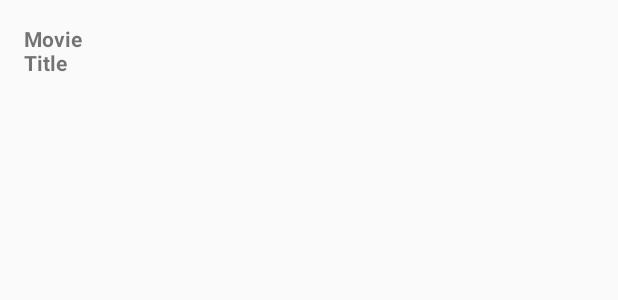
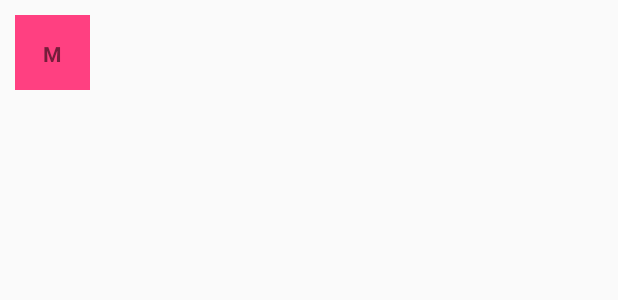
Before and after one commit to fernandoapeguero/MovieAlley, an Android app: the layout movie_item_list.xml on its own in the app's theme, with its tools: preview values and no code run, on a phone screen of 412 x 824 dp. Shown: the top 300 px of the screen. Run offline under Robolectric (Android 15) with nearby library versions, the phone set to English and light mode, and no system bars.

```diff
--- a/app/src/main/java/com/example/nico/moviealley/MainActivity.java
+++ b/app/src/main/java/com/example/nico/moviealley/MainActivity.java
@@ -26,14 +26,13 @@ public class MainActivity extends AppCompatActivity {
     protected void onCreate(Bundle savedInstanceState) {
         super.onCreate(savedInstanceState);
         setContentView(R.layout.activity_main);
-
+        String[] data = {"1", "2", "3", "4", "5", "6", "7", "8", "9", "10", "11", "12", "13", "14", "15", "16", "17", "18", "19", "20", "21", "22", "23", "24", "25", "26", "27", "28", "29", "30", "31", "32", "33", "34", "35", "36", "37", "38", "39", "40", "41", "42", "43", "44", "45", "46", "47", "48"};
         mRecycleView = findViewById(R.id.rv_layout);
 
         GridLayoutManager layoutManager = new GridLayoutManager(this , numberOfColumns);
          mRecycleView.setLayoutManager(layoutManager);
 
-         mRecycleView.setHasFixedSize(true);
-         mAdapter = new MovieAdapter("romo cono");
+         mAdapter = new MovieAdapter(data);
 
          mRecycleView.setAdapter(mAdapter);
 
--- a/app/src/main/res/layout/activity_main.xml
+++ b/app/src/main/res/layout/activity_main.xml
@@ -4,7 +4,6 @@
     xmlns:tools="http://schemas.android.com/tools"
     android:layout_width="match_parent"
     android:layout_height="match_parent"
-    android:orientation="vertical"
     tools:context=".MainActivity">
 
    <android.support.v7.widget.RecyclerView
--- a/app/src/main/res/layout/movie_item_list.xml
+++ b/app/src/main/res/layout/movie_item_list.xml
@@ -1,14 +1,18 @@
 <?xml version="1.0" encoding="utf-8"?>
 <LinearLayout xmlns:android="http://schemas.android.com/apk/res/android"
-    android:layout_width="100dp" android:layout_height="100dp">
+    android:layout_width="50dp" android:layout_height="50dp"
+    android:orientation="horizontal"
+   android:layout_margin="10dp">
 
 
     <TextView
+        android:id="@+id/movie_title"
         android:layout_width="wrap_content"
         android:layout_height="wrap_content"
+        android:padding="16sp"
+        android:gravity="center"
         android:text="Movie Title"
-        android:padding="16sp"
         android:textStyle="bold"
-        android:id="@+id/movie_title"/>
+        android:background="@color/colorAccent"/>
 
 </LinearLayout>
```
Also changed, not shown: app/src/main/java/com/example/nico/moviealley/MovieAdapter.java (+5 -4 lines).
